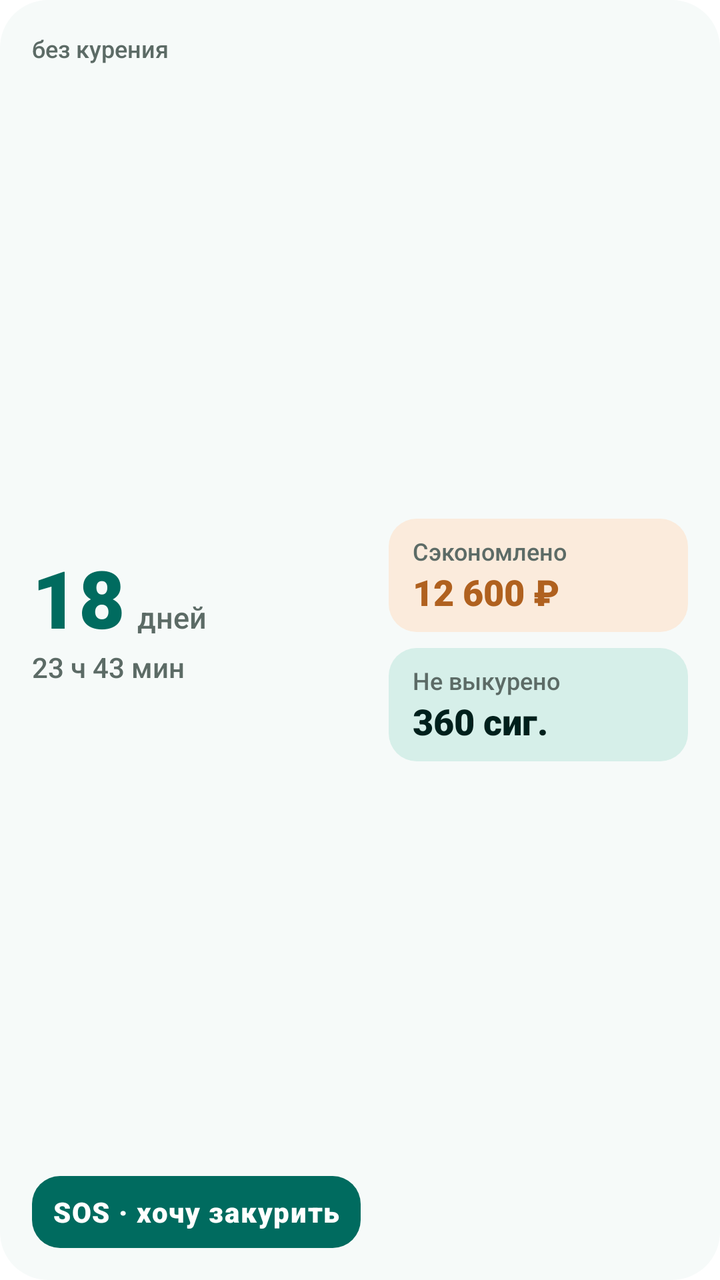
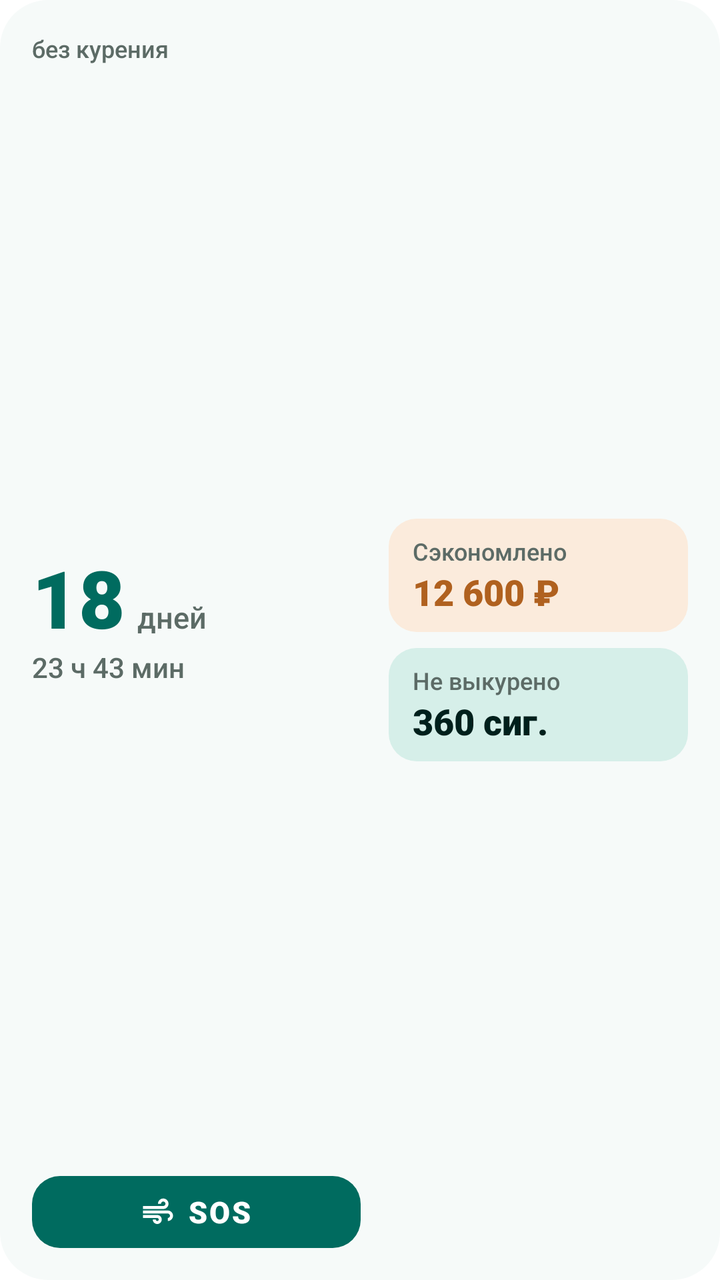

Screens rendered from an Android XML layout before and after an edit, with the pre-edit source and the edit as a unified diff.
<!-- AndroidManifest.xml: fallback theme Theme.MaterialComponents.DayNight.NoActionBar -->
<!-- res/layout/widget_wide.xml -->
<?xml version="1.0" encoding="utf-8"?>
<FrameLayout xmlns:android="http://schemas.android.com/apk/res/android"
    android:id="@+id/widget_root"
    android:layout_width="match_parent"
    android:layout_height="match_parent">

    <ImageView
        android:id="@+id/widget_bg"
        android:layout_width="match_parent"
        android:layout_height="match_parent"
        android:importantForAccessibility="no"
        android:scaleType="fitXY"
        android:src="@drawable/widget_shape"
        android:tint="@color/widget_card" />

    <LinearLayout
        android:layout_width="match_parent"
        android:layout_height="match_parent"
        android:orientation="horizontal"
        android:padding="16dp">

        <LinearLayout
            android:layout_width="0dp"
            android:layout_height="match_parent"
            android:layout_weight="1.1"
            android:orientation="vertical">

            <TextView
                android:id="@+id/widget_label"
                android:layout_width="match_parent"
                android:layout_height="wrap_content"
                android:ellipsize="end"
                android:fontFamily="sans-serif-medium"
                android:maxLines="1"
                android:text="@string/widget_preview_label"
                android:textColor="@color/widget_muted"
                android:textSize="12dp" />

            <FrameLayout
                android:layout_width="0dp"
                android:layout_height="0dp"
                android:layout_weight="1" />

            <LinearLayout
                android:layout_width="match_parent"
                android:layout_height="wrap_content"
                android:baselineAligned="true"
                android:orientation="horizontal">

                <TextView
                    android:id="@+id/widget_days"
                    android:layout_width="wrap_content"
                    android:layout_height="wrap_content"
                    android:fontFamily="sans-serif-black"
                    android:includeFontPadding="false"
                    android:maxLines="1"
                    android:text="@string/widget_preview_days"
                    android:textColor="@color/widget_primary"
                    android:textSize="40dp" />

                <TextView
                    android:id="@+id/widget_days_word"
                    android:layout_width="wrap_content"
                    android:layout_height="wrap_content"
                    android:layout_marginStart="6dp"
                    android:ellipsize="end"
                    android:fontFamily="sans-serif-medium"
                    android:maxLines="1"
                    android:text="@string/widget_preview_days_word"
                    android:textColor="@color/widget_muted"
                    android:textSize="15dp" />
            </LinearLayout>

            <TextView
                android:id="@+id/widget_clock"
                android:layout_width="match_parent"
                android:layout_height="wrap_content"
                android:ellipsize="end"
                android:fontFamily="sans-serif-medium"
                android:maxLines="1"
                android:text="@string/widget_preview_clock"
                android:textColor="@color/widget_muted"
                android:textSize="14dp" />

            <FrameLayout
                android:layout_width="0dp"
                android:layout_height="0dp"
                android:layout_weight="1" />
            <FrameLayout
                android:id="@+id/widget_sos"
                android:layout_width="match_parent"
                android:layout_height="36dp">

                <ImageView
                    android:id="@+id/widget_sos_bg"
                    android:layout_width="match_parent"
                    android:layout_height="match_parent"
                    android:importantForAccessibility="no"
                    android:scaleType="fitXY"
                    android:src="@drawable/widget_pill"
                    android:tint="@color/widget_primary" />

                <TextView
                    android:id="@+id/widget_sos_text"
                    android:layout_width="match_parent"
                    android:layout_height="match_parent"
                    android:ellipsize="end"
                    android:fontFamily="sans-serif-black"
                    android:gravity="center"
                    android:letterSpacing="0.04"
                    android:maxLines="1"
                    android:paddingHorizontal="8dp"
                    android:text="@string/widget_preview_sos_long"
                    android:textColor="@color/widget_on_primary"
                    android:textSize="14dp" />
            </FrameLayout>
        </LinearLayout>

        <LinearLayout
            android:layout_width="0dp"
            android:layout_height="match_parent"
            android:layout_marginStart="14dp"
            android:layout_weight="1"
            android:gravity="center_vertical"
            android:orientation="vertical">

            <FrameLayout
                android:layout_width="match_parent"
                android:layout_height="wrap_content"
                android:layout_marginTop="0dp">

                <ImageView
                    android:id="@+id/widget_saved_bg"
                    android:layout_width="match_parent"
                    android:layout_height="match_parent"
                    android:importantForAccessibility="no"
                    android:scaleType="fitXY"
                    android:src="@drawable/widget_pill"
                    android:tint="@color/widget_reward_container" />

                <LinearLayout
                    android:layout_width="match_parent"
                    android:layout_height="wrap_content"
                    android:orientation="vertical"
                    android:paddingHorizontal="12dp"
                    android:paddingVertical="8dp">

                    <TextView
                        android:id="@+id/widget_saved_label"
                        android:layout_width="match_parent"
                        android:layout_height="wrap_content"
                        android:ellipsize="end"
                        android:fontFamily="sans-serif-medium"
                        android:maxLines="1"
                        android:text="@string/widget_preview_saved"
                        android:textColor="@color/widget_muted"
                        android:textSize="12dp" />

                    <TextView
                        android:id="@+id/widget_money"
                        android:layout_width="match_parent"
                        android:layout_height="wrap_content"
                        android:ellipsize="end"
                        android:fontFamily="sans-serif-black"
                        android:maxLines="1"
                        android:text="@string/widget_preview_money"
                        android:textColor="@color/widget_reward"
                        android:textSize="18dp" />
                </LinearLayout>
            </FrameLayout>
            <FrameLayout
                android:layout_width="match_parent"
                android:layout_height="wrap_content"
                android:layout_marginTop="8dp">

                <ImageView
                    android:id="@+id/widget_units_bg"
                    android:layout_width="match_parent"
                    android:layout_height="match_parent"
                    android:importantForAccessibility="no"
                    android:scaleType="fitXY"
                    android:src="@drawable/widget_pill"
                    android:tint="@color/widget_primary_container" />

                <LinearLayout
                    android:layout_width="match_parent"
                    android:layout_height="wrap_content"
                    android:orientation="vertical"
                    android:paddingHorizontal="12dp"
                    android:paddingVertical="8dp">

                    <TextView
                        android:id="@+id/widget_units_label"
                        android:layout_width="match_parent"
                        android:layout_height="wrap_content"
                        android:ellipsize="end"
                        android:fontFamily="sans-serif-medium"
                        android:maxLines="1"
                        android:text="@string/widget_preview_not_smoked"
                        android:textColor="@color/widget_muted"
                        android:textSize="12dp" />

                    <TextView
                        android:id="@+id/widget_units"
                        android:layout_width="match_parent"
                        android:layout_height="wrap_content"
                        android:ellipsize="end"
                        android:fontFamily="sans-serif-black"
                        android:maxLines="1"
                        android:text="@string/widget_preview_units"
                        android:textColor="@color/widget_on_primary_container"
                        android:textSize="18dp" />
                </LinearLayout>
            </FrameLayout>
        </LinearLayout>
    </LinearLayout>
</FrameLayout>
<!-- resources referenced by this layout -->
<resources>
  <color name="widget_card">#FFF6FAF9</color>
  <color name="widget_muted">#FF5C6B66</color>
  <color name="widget_on_primary">#FFFFFFFF</color>
  <color name="widget_on_primary_container">#FF00201C</color>
  <color name="widget_primary">#FF006B5F</color>
  <color name="widget_primary_container">#FFD6EFE9</color>
  <color name="widget_reward">#FFB0611F</color>
  <color name="widget_reward_container">#FFFBEBDC</color>
  <!-- drawable widget_pill (drawable) -->
  <?xml version="1.0" encoding="utf-8"?>
  <shape xmlns:android="http://schemas.android.com/apk/res/android" android:shape="rectangle">
      <solid android:color="#FFFFFFFF" />
      <corners android:radius="14dp" />
  </shape>
  <!-- drawable widget_shape (drawable) -->
  <?xml version="1.0" encoding="utf-8"?>
  <shape xmlns:android="http://schemas.android.com/apk/res/android" android:shape="rectangle">
      <solid android:color="#FFFFFFFF" />
      <corners android:radius="24dp" />
  </shape>
  <string name="widget_preview_clock">23 ч 43 мин</string>
  <string name="widget_preview_days">18</string>
  <string name="widget_preview_days_word">дней</string>
  <string name="widget_preview_label">без курения</string>
  <string name="widget_preview_money">12 600 ₽</string>
  <string name="widget_preview_not_smoked">Не выкурено</string>
  <string name="widget_preview_saved">Сэкономлено</string>
  <string name="widget_preview_sos_long">SOS · хочу закурить</string>
  <string name="widget_preview_units">360 сиг.</string>
</resources>

<!-- the commit's change to res/layout/widget_wide.xml (unified diff, before → after) -->
@@ -100,19 +100,32 @@
                     android:src="@drawable/widget_pill"
                     android:tint="@color/widget_primary" />
 
-                <TextView
-                    android:id="@+id/widget_sos_text"
-                    android:layout_width="match_parent"
-                    android:layout_height="match_parent"
-                    android:ellipsize="end"
-                    android:fontFamily="sans-serif-black"
+                <LinearLayout
+                    android:layout_width="match_parent"
+                    android:layout_height="match_parent"
                     android:gravity="center"
-                    android:letterSpacing="0.04"
-                    android:maxLines="1"
-                    android:paddingHorizontal="8dp"
-                    android:text="@string/widget_preview_sos_long"
-                    android:textColor="@color/widget_on_primary"
-                    android:textSize="14dp" />
+                    android:orientation="horizontal"
+                    android:paddingHorizontal="12dp">
+
+                    <ImageView
+                        android:id="@+id/widget_sos_icon"
+                        android:layout_width="18dp"
+                        android:layout_height="18dp"
+                        android:layout_marginEnd="6dp"
+                        android:src="@drawable/widget_sos_icon"
+                        android:tint="@color/widget_on_primary" />
+
+                    <TextView
+                        android:id="@+id/widget_sos_text"
+                        android:layout_width="wrap_content"
+                        android:layout_height="wrap_content"
+                        android:fontFamily="sans-serif-black"
+                        android:letterSpacing="0.06"
+                        android:maxLines="1"
+                        android:text="SOS"
+                        android:textColor="@color/widget_on_primary"
+                        android:textSize="15dp" />
+                </LinearLayout>
             </FrameLayout>
         </LinearLayout>
 
<!-- resource entries referenced after the edit -->
@@ -20,6 +20,17 @@
       <solid android:color="#FFFFFFFF" />
       <corners android:radius="24dp" />
   </shape>
+  <!-- drawable widget_sos_icon (drawable) -->
+  <?xml version="1.0" encoding="utf-8"?>
+  <vector xmlns:android="http://schemas.android.com/apk/res/android"
+      android:width="24dp"
+      android:height="24dp"
+      android:viewportWidth="24"
+      android:viewportHeight="24">
+      <path
+          android:fillColor="#FFFFFFFF"
+          android:pathData="M14.5,17c0,1.65 -1.35,3 -3,3s-3,-1.35 -3,-3h2c0,0.55 0.45,1 1,1s1,-0.45 1,-1 -0.45,-1 -1,-1H2v-2h9.5c1.65,0 3,1.35 3,3zM19,6.5C19,4.57 17.43,3 15.5,3S12,4.57 12,6.5h2c0,-0.83 0.67,-1.5 1.5,-1.5s1.5,0.67 1.5,1.5S16.33,8 15.5,8H2v2h13.5c1.93,0 3.5,-1.57 3.5,-3.5zM18.5,11H2v2h16.5c0.83,0 1.5,0.67 1.5,1.5s-0.67,1.5 -1.5,1.5v2c1.93,0 3.5,-1.57 3.5,-3.5S20.43,11 18.5,11z" />
+  </vector>
   <string name="widget_preview_clock">23 ч 43 мин</string>
   <string name="widget_preview_days">18</string>
   <string name="widget_preview_days_word">дней</string>
@@ -27,7 +38,6 @@
   <string name="widget_preview_money">12 600 ₽</string>
   <string name="widget_preview_not_smoked">Не выкурено</string>
   <string name="widget_preview_saved">Сэкономлено</string>
-  <string name="widget_preview_sos_long">SOS · хочу закурить</string>
   <string name="widget_preview_units">360 сиг.</string>
 </resources>
 
